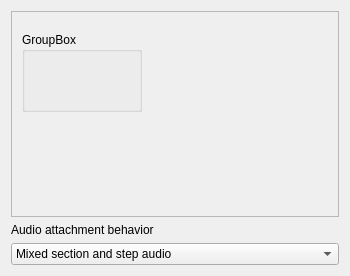
First picture: the form in isu/ui/text.ui, repository clpi/isut, before the edit.
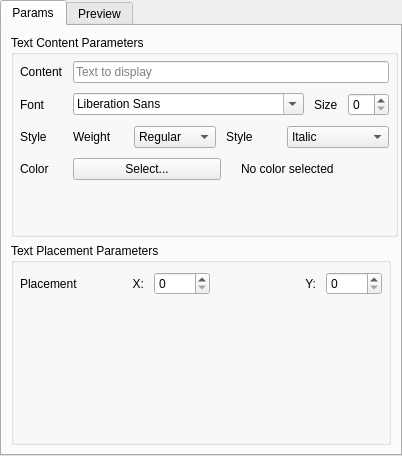
Second picture: the form after the edit. The open tabs and pages were chosen to show the change.

Patch:
```diff
--- a/isu/ui/text.ui
+++ b/isu/ui/text.ui
@@ -1,73 +1,460 @@
 <?xml version="1.0" encoding="UTF-8"?>
 <ui version="4.0">
  <class>textOp</class>
- <widget class="QWidget" name="textOp">
+ <widget class="QTabWidget" name="textOp">
   <property name="geometry">
    <rect>
     <x>0</x>
     <y>0</y>
-    <width>350</width>
-    <height>276</height>
+    <width>402</width>
+    <height>456</height>
    </rect>
   </property>
-  <layout class="QVBoxLayout" name="verticalLayout">
-   <item>
-    <widget class="QScrollArea" name="scrollArea">
-     <property name="widgetResizable">
-      <bool>true</bool>
-     </property>
-     <widget class="QWidget" name="scrollAreaWidgetContents">
-      <property name="geometry">
-       <rect>
-        <x>0</x>
-        <y>0</y>
-        <width>330</width>
-        <height>206</height>
-       </rect>
+  <property name="windowTitle">
+   <string>TabWidget</string>
+  </property>
+  <property name="currentIndex">
+   <number>1</number>
+  </property>
+  <widget class="QWidget" name="paramsTab">
+   <attribute name="title">
+    <string>Params</string>
+   </attribute>
+   <layout class="QVBoxLayout" name="verticalLayout">
+    <item>
+     <widget class="QGroupBox" name="formGroupBox">
+      <property name="title">
+       <string>Text Content Parameters</string>
       </property>
-      <widget class="QGroupBox" name="groupBox">
-       <property name="geometry">
-        <rect>
-         <x>10</x>
-         <y>20</y>
-         <width>120</width>
-         <height>80</height>
-        </rect>
+      <layout class="QFormLayout" name="formLayout">
+       <property name="sizeConstraint">
+        <enum>QLayout::SetMinimumSize</enum>
        </property>
-       <property name="title">
-        <string>GroupBox</string>
+       <property name="fieldGrowthPolicy">
+        <enum>QFormLayout::AllNonFixedFieldsGrow</enum>
        </property>
-      </widget>
+       <property name="formAlignment">
+        <set>Qt::AlignLeading|Qt::AlignLeft|Qt::AlignTop</set>
+       </property>
+       <property name="horizontalSpacing">
+        <number>10</number>
+       </property>
+       <property name="verticalSpacing">
+        <number>10</number>
+       </property>
+       <property name="leftMargin">
+        <number>6</number>
+       </property>
+       <property name="topMargin">
+        <number>6</number>
+       </property>
+       <property name="rightMargin">
+        <number>6</number>
+       </property>
+       <property name="bottomMargin">
+        <number>6</number>
+       </property>
+       <item row="0" column="0">
+        <widget class="QLabel" name="label">
+         <property name="text">
+          <string>Content</string>
+         </property>
+         <property name="margin">
+          <number>4</number>
+         </property>
+         <property name="buddy">
+          <cstring>lineEdit</cstring>
+         </property>
+        </widget>
+       </item>
+       <item row="0" column="1">
+        <widget class="QLineEdit" name="lineEdit">
+         <property name="maximumSize">
+          <size>
+           <width>131383</width>
+           <height>16777215</height>
+          </size>
+         </property>
+         <property name="placeholderText">
+          <string>Text to display</string>
+         </property>
+        </widget>
+       </item>
+       <item row="1" column="0">
+        <widget class="QLabel" name="label_2">
+         <property name="text">
+          <string>Font</string>
+         </property>
+         <property name="margin">
+          <number>4</number>
+         </property>
+         <property name="buddy">
+          <cstring>fontComboBox</cstring>
+         </property>
+        </widget>
+       </item>
+       <item row="1" column="1">
+        <layout class="QHBoxLayout" name="horizontalLayout">
+         <item>
+          <widget class="QFontComboBox" name="fontComboBox"/>
+         </item>
+         <item>
+          <spacer name="horizontalSpacer_3">
+           <property name="orientation">
+            <enum>Qt::Horizontal</enum>
+           </property>
+           <property name="sizeHint" stdset="0">
+            <size>
+             <width>40</width>
+             <height>20</height>
+            </size>
+           </property>
+          </spacer>
+         </item>
+         <item>
+          <widget class="QLabel" name="label_3">
+           <property name="text">
+            <string>Size</string>
+           </property>
+           <property name="buddy">
+            <cstring>spinBox</cstring>
+           </property>
+          </widget>
+         </item>
+         <item>
+          <widget class="QSpinBox" name="spinBox"/>
+         </item>
+        </layout>
+       </item>
+       <item row="2" column="0">
+        <widget class="QLabel" name="label_5">
+         <property name="text">
+          <string>Style</string>
+         </property>
+         <property name="margin">
+          <number>4</number>
+         </property>
+        </widget>
+       </item>
+       <item row="2" column="1">
+        <layout class="QHBoxLayout" name="horizontalLayout_2">
+         <item>
+          <widget class="QLabel" name="label_4">
+           <property name="text">
+            <string>Weight</string>
+           </property>
+           <property name="buddy">
+            <cstring>comboBox</cstring>
+           </property>
+          </widget>
+         </item>
+         <item>
+          <widget class="QComboBox" name="comboBox">
+           <property name="currentIndex">
+            <number>3</number>
+           </property>
+           <property name="placeholderText">
+            <string>Regular</string>
+           </property>
+           <item>
+            <property name="text">
+             <string>Strong</string>
+            </property>
+           </item>
+           <item>
+            <property name="text">
+             <string>Bold</string>
+            </property>
+           </item>
+           <item>
+            <property name="text">
+             <string>Semibold</string>
+            </property>
+           </item>
+           <item>
+            <property name="text">
+             <string>Regular</string>
+            </property>
+           </item>
+           <item>
+            <property name="text">
+             <string>Semilight</string>
+            </property>
+           </item>
+           <item>
+            <property name="text">
+             <string>Light</string>
+            </property>
+           </item>
+           <item>
+            <property name="text">
+             <string>Thin</string>
+            </property>
+           </item>
+          </widget>
+         </item>
+         <item>
+          <widget class="QLabel" name="label_8">
+           <property name="text">
+            <string>Style</string>
+           </property>
+           <property name="buddy">
+            <cstring>comboBox_2</cstring>
+           </property>
+          </widget>
+         </item>
+         <item>
+          <widget class="QComboBox" name="comboBox_2">
+           <item>
+            <property name="text">
+             <string>Italic</string>
+            </property>
+           </item>
+           <item>
+            <property name="text">
+             <string>Underlined</string>
+            </property>
+           </item>
+           <item>
+            <property name="text">
+             <string>Strikethrough</string>
+            </property>
+           </item>
+          </widget>
+         </item>
+        </layout>
+       </item>
+       <item row="3" column="1">
+        <layout class="QHBoxLayout" name="horizontalLayout_3">
+         <item>
+          <widget class="QPushButton" name="pushButton">
+           <property name="text">
+            <string>Select...</string>
+           </property>
+          </widget>
+         </item>
+         <item>
+          <spacer name="horizontalSpacer_2">
+           <property name="orientation">
+            <enum>Qt::Horizontal</enum>
+           </property>
+           <property name="sizeType">
+            <enum>QSizePolicy::Preferred</enum>
+           </property>
+           <property name="sizeHint" stdset="0">
+            <size>
+             <width>10</width>
+             <height>20</height>
+            </size>
+           </property>
+          </spacer>
+         </item>
+         <item>
+          <widget class="QLabel" name="label_7">
+           <property name="text">
+            <string>No color selected</string>
+           </property>
+          </widget>
+         </item>
+        </layout>
+       </item>
+       <item row="3" column="0">
+        <widget class="QLabel" name="label_6">
+         <property name="text">
+          <string>Color</string>
+         </property>
+         <property name="margin">
+          <number>4</number>
+         </property>
+         <property name="buddy">
+          <cstring>pushButton</cstring>
+         </property>
+        </widget>
+       </item>
+      </layout>
      </widget>
-    </widget>
-   </item>
-   <item>
-    <widget class="QLabel" name="label_8">
-     <property name="text">
-      <string>Audio attachment behavior</string>
-     </property>
-    </widget>
-   </item>
-   <item>
-    <widget class="QComboBox" name="comboBox">
-     <item>
-      <property name="text">
-       <string>Mixed section and step audio</string>
+    </item>
+    <item>
+     <widget class="QGroupBox" name="groupBox">
+      <property name="title">
+       <string>Text Placement Parameters</string>
       </property>
-     </item>
-     <item>
-      <property name="text">
-       <string>Section audio only</string>
+      <layout class="QFormLayout" name="formLayout_2">
+       <property name="horizontalSpacing">
+        <number>10</number>
+       </property>
+       <property name="verticalSpacing">
+        <number>10</number>
+       </property>
+       <property name="leftMargin">
+        <number>6</number>
+       </property>
+       <property name="rightMargin">
+        <number>6</number>
+       </property>
+       <property name="bottomMargin">
+        <number>6</number>
+       </property>
+       <item row="0" column="0">
+        <widget class="QLabel" name="label_9">
+         <property name="text">
+          <string>Placement</string>
+         </property>
+         <property name="margin">
+          <number>4</number>
+         </property>
+        </widget>
+       </item>
+       <item row="0" column="1">
+        <layout class="QHBoxLayout" name="horizontalLayout_4">
+         <item>
+          <widget class="QLabel" name="label_10">
+           <property name="lineWidth">
+            <number>0</number>
+           </property>
+           <property name="text">
+            <string>X:</string>
+           </property>
+           <property name="alignment">
+            <set>Qt::AlignRight|Qt::AlignTrailing|Qt::AlignVCenter</set>
+           </property>
+           <property name="buddy">
+            <cstring>spinBox_2</cstring>
+           </property>
+          </widget>
+         </item>
+         <item>
+          <widget class="QSpinBox" name="spinBox_2"/>
+         </item>
+         <item>
+          <spacer name="horizontalSpacer">
+           <property name="orientation">
+            <enum>Qt::Horizontal</enum>
+           </property>
+           <property name="sizeType">
+            <enum>QSizePolicy::Maximum</enum>
+           </property>
+           <property name="sizeHint" stdset="0">
+            <size>
+             <width>40</width>
+             <height>20</height>
+            </size>
+           </property>
+          </spacer>
+         </item>
+         <item>
+          <widget class="QLabel" name="label_11">
+           <property name="lineWidth">
+            <number>0</number>
+           </property>
+           <property name="text">
+            <string>Y:</string>
+           </property>
+           <property name="alignment">
+            <set>Qt::AlignRight|Qt::AlignTrailing|Qt::AlignVCenter</set>
+           </property>
+           <property name="buddy">
+            <cstring>spinBox_3</cstring>
+           </property>
+          </widget>
+         </item>
+         <item>
+          <widget class="QSpinBox" name="spinBox_3"/>
+         </item>
+        </layout>
+       </item>
+      </layout>
+     </widget>
+    </item>
+   </layout>
+  </widget>
+  <widget class="QWidget" name="previewTab">
+   <attribute name="title">
+    <string>Preview</string>
+   </attribute>
+   <layout class="QVBoxLayout" name="verticalLayout_2">
+    <item>
+     <layout class="QFormLayout" name="formLayout_3">
+      <item row="0" column="0">
+       <widget class="QCheckBox" name="checkBox">
+        <property name="text">
+         <string>Show with background</string>
+        </property>
+       </widget>
+      </item>
+      <item row="0" column="1">
+       <layout class="QVBoxLayout" name="verticalLayout_4"/>
+      </item>
+      <item row="1" column="0">
+       <widget class="QCheckBox" name="checkBox_2">
+        <property name="enabled">
+         <bool>false</bool>
+        </property>
+        <property name="text">
+         <string>Use currently selected demo</string>
+        </property>
+       </widget>
+      </item>
+      <item row="1" column="1">
+       <widget class="QComboBox" name="comboBox_3">
+        <property name="enabled">
+         <bool>false</bool>
+        </property>
+        <property name="placeholderText">
+         <string>Step 1, Section 1</string>
+        </property>
+       </widget>
+      </item>
+      <item row="2" column="0">
+       <widget class="QCheckBox" name="checkBox_3">
+        <property name="enabled">
+         <bool>false</bool>
+        </property>
+        <property name="text">
+         <string>Use custom image</string>
+        </property>
+       </widget>
+      </item>
+      <item row="2" column="1">
+       <layout class="QHBoxLayout" name="horizontalLayout_8">
+        <item>
+         <widget class="QPushButton" name="pushButton_3">
+          <property name="enabled">
+           <bool>false</bool>
+          </property>
+          <property name="text">
+           <string>Browse...</string>
+          </property>
+         </widget>
+        </item>
+        <item>
+         <widget class="QLabel" name="label_14">
+          <property name="enabled">
+           <bool>false</bool>
+          </property>
+          <property name="text">
+           <string>No image selected</string>
+          </property>
+         </widget>
+        </item>
+       </layout>
+      </item>
+     </layout>
+    </item>
+    <item>
+     <widget class="QGroupBox" name="groupBox_2">
+      <property name="title">
+       <string>Text preview</string>
       </property>
-     </item>
-     <item>
-      <property name="text">
-       <string>Step audio only</string>
-      </property>
-     </item>
-    </widget>
-   </item>
-  </layout>
+      <layout class="QVBoxLayout" name="verticalLayout_3">
+       <item>
+        <widget class="QGraphicsView" name="graphicsView"/>
+       </item>
+      </layout>
+     </widget>
+    </item>
+   </layout>
+  </widget>
  </widget>
  <resources/>
  <connections/>
```
Left out of the diff: 83 changed lines with no effect on the pictures.
